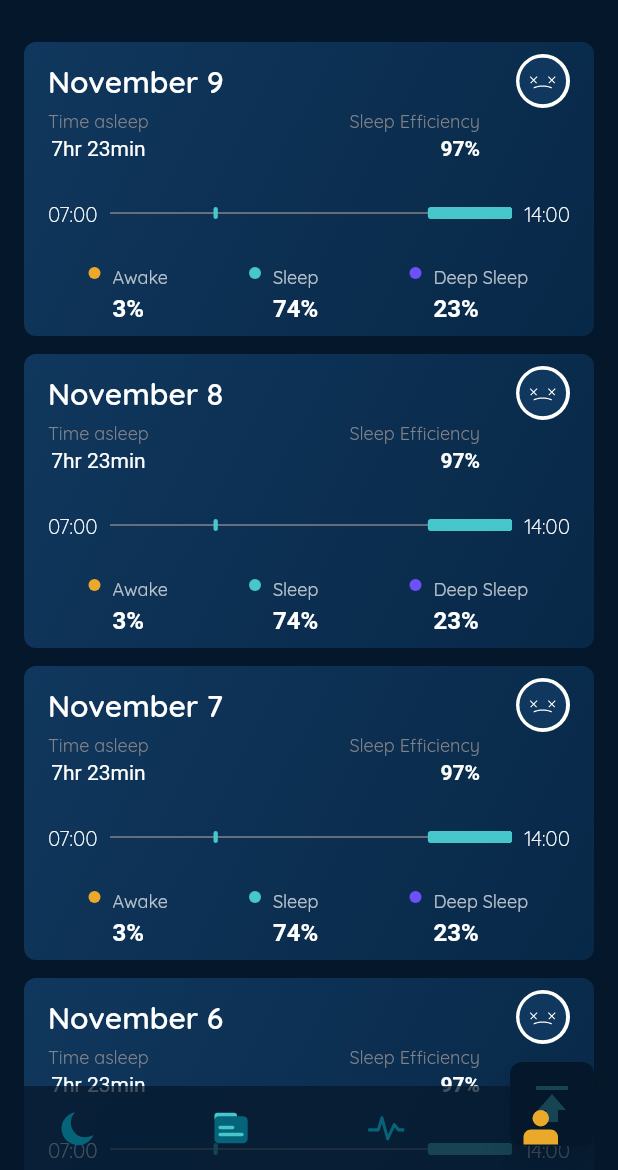
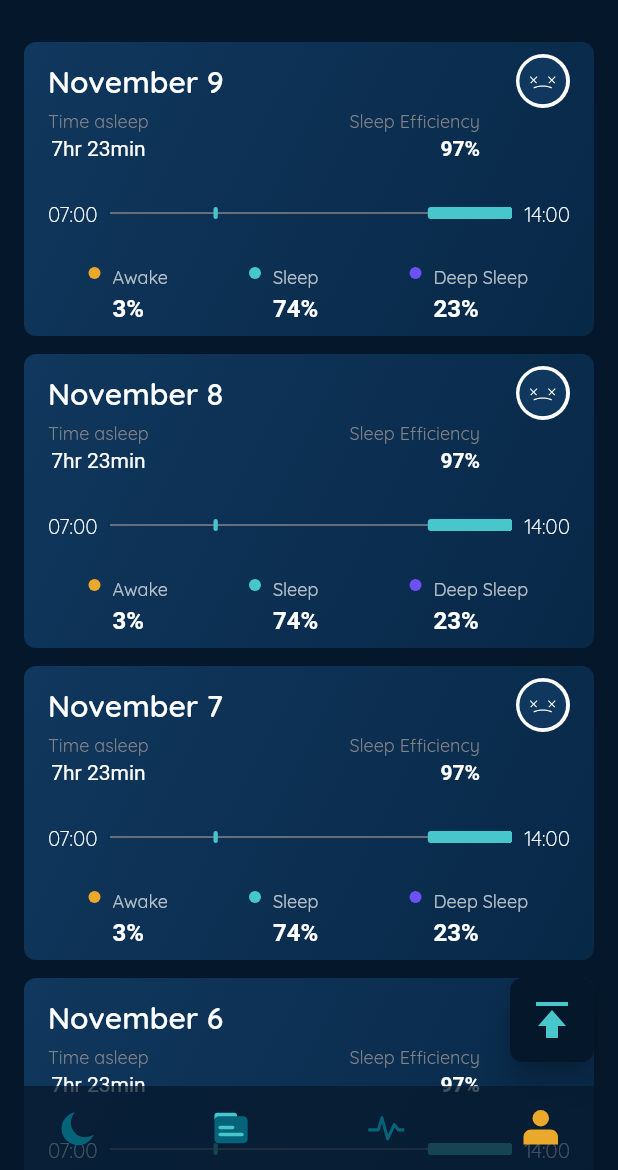
Before and after one commit to Humen-debug/Sleep-tracker, a Flutter app: the SleepDiaryPage screen opened by its route, on a phone screen of 412 x 824 dp, the part 66-1236 px from its top. Run offline on Flutter 3.47's test engine with Material 2 defaults, Android fonts, the light colour scheme and no system bars; our stand-ins replace auto_route, fl_chart, flutter_svg, google_fonts, package_info_plus.

Commit message:
add bottomNavBar padding

```diff
--- a/lib/pages/settings/sleep_diary.dart
+++ b/lib/pages/settings/sleep_diary.dart
@@ -132,7 +132,9 @@ class _SleepDiaryPageState extends State<SleepDiaryPage> {
   Widget build(BuildContext context) {
     return Scaffold(
       appBar: AppBar(title: const Text('Sleep Diary')),
-      floatingActionButton: FloatingActionButton(
+      floatingActionButton: Padding(
+        padding: const EdgeInsets.only(bottom: kBottomNavigationBarHeight),
+        child: FloatingActionButton(
           onPressed: () {
             _scrollController.animateTo(0, duration: Duration(milliseconds: 500), curve: Curves.easeInOut);
           },
@@ -141,6 +143,7 @@ class _SleepDiaryPageState extends State<SleepDiaryPage> {
           shape: RoundedRectangleBorder(borderRadius: BorderRadius.circular(Style.radiusSm)),
           child:
               SvgPicture.asset('assets/icons/to-top.svg', color: Theme.of(context).primaryColor, width: 32, height: 32),
+        ),
       ),
       floatingActionButtonLocation: FloatingActionButtonLocation.endFloat,
       // dev list
@@ -165,7 +168,8 @@ class _SleepDiaryPageState extends State<SleepDiaryPage> {
                   .textTheme
                   .bodySmall
                   ?.copyWith(color: Theme.of(context).colorScheme.tertiary, fontWeight: FontWeight.w500),
-            )
+            ),
+            const SizedBox(height: kBottomNavigationBarHeight),
           ],
         ),
       ),
--- a/lib/pages/statistic/sleep_health.dart
+++ b/lib/pages/statistic/sleep_health.dart
@@ -226,6 +226,7 @@ class _SleepHealthPageState extends State<SleepHealthPage> {
         ),
       ),
       body: SingleChildScrollView(
+        physics: const BouncingScrollPhysics(),
         child: Column(
           children: [
             const SizedBox(height: _appBarHeight + Style.spacingXl),
@@ -271,7 +272,8 @@ class _SleepHealthPageState extends State<SleepHealthPage> {
                 padding: const EdgeInsets.symmetric(vertical: Style.spacingXs),
                 child: Divider(color: Theme.of(context).colorScheme.tertiary),
               ),
-            )
+            ),
+            const SizedBox(height: kBottomNavigationBarHeight),
           ],
         ),
       ),
```
Lines whose indentation alone changed are shown as unchanged.
